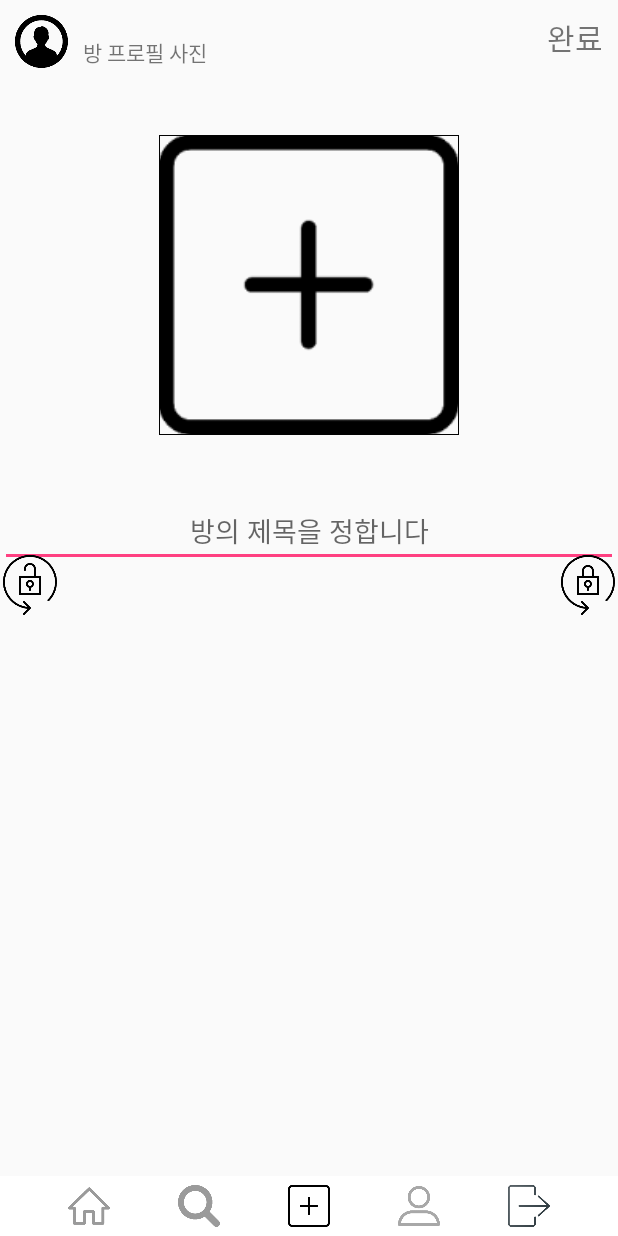
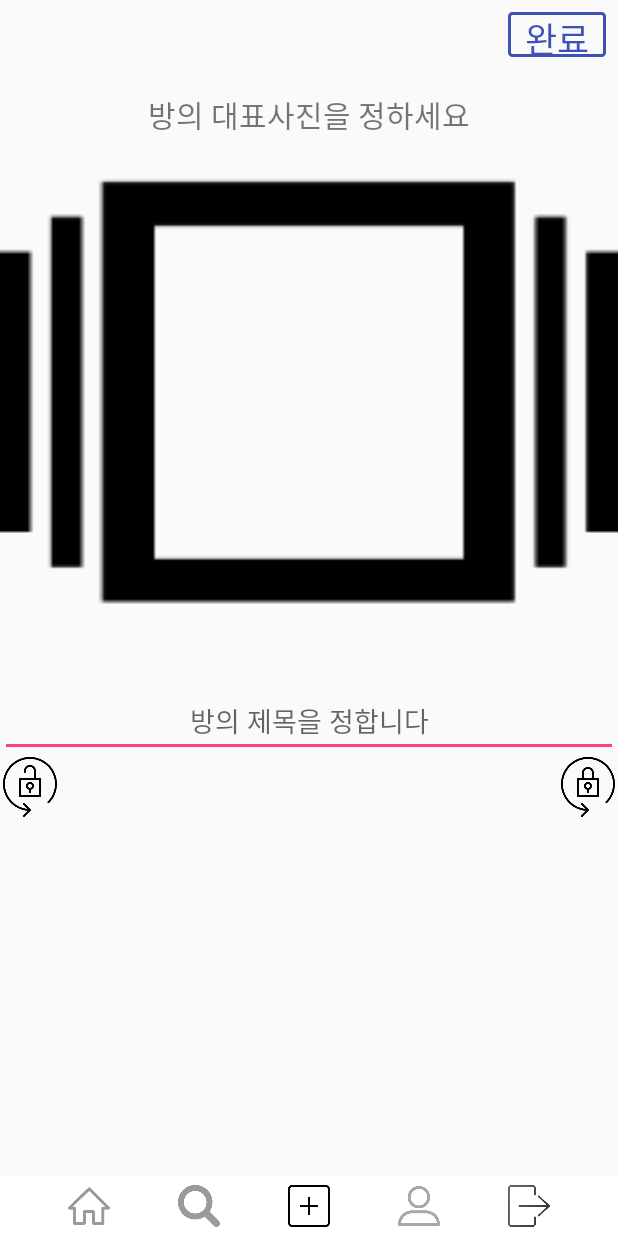
Before and after one commit to ChoeJaeyoung/Lovss-android-app-Project, an Android app: the upload_Activity screen opened directly, with no data from a screen before it, on a phone screen of 412 x 824 dp. Run offline under Robolectric (Android 15) with nearby library versions, the phone set to English and light mode, and no system bars; our stand-ins replace ButterKnife; libraries missing offline, so code that uses them is left out: com.gun0912.tedpermission; pictures from the network do not load.

Commit message:
레이아웃 수정

```diff
--- /dev/null
+++ b/app/src/main/res/drawable/square2.xml
@@ -0,0 +1,10 @@
+<?xml version="1.0" encoding="utf-8"?>
+<shape xmlns:android="http://schemas.android.com/apk/res/android"
+    android:shape="rectangle">
+    <stroke
+        android:color="@color/colorPrimary"
+        android:width="2dp"/>
+    <corners
+        android:radius="2dp"/>
+
+</shape>
--- a/app/src/main/res/layout/activity_upload.xml
+++ b/app/src/main/res/layout/activity_upload.xml
@@ -8,48 +8,34 @@
     tools:context="kr.co.ezenac.cjy.teamproject.upload_Activity">
 
 
-
-    <ImageView
-        android:id="@+id/btn_titleImg"
-        android:layout_width="35dp"
-        android:layout_height="35dp"
-        android:background="@drawable/user_avatar"
-        android:layout_margin="10dp"
-        />
-    <TextView
-        android:layout_width="wrap_content"
-        android:layout_height="wrap_content"
-        android:text="방 프로필 사진"
-        android:layout_toRightOf="@id/btn_titleImg"
-        android:layout_alignBottom="@id/btn_titleImg"
-        />
-
     <TextView
         android:id="@+id/btn_upload"
-        android:layout_width="wrap_content"
-        android:layout_height="wrap_content"
+        android:layout_width="65dp"
+        android:layout_height="30dp"
         android:layout_alignParentRight="true"
         android:text="완료"
-        android:textSize="20dp"
-        android:layout_margin="10dp"
+        android:textSize="23dp"
+        android:gravity="center"
+        android:background="@drawable/square2"
+        android:textColor="@color/colorPrimary"
+        android:layout_margin="8dp"
         />
 
     <EditText
         android:id="@+id/text_title"
         android:layout_width="match_parent"
         android:layout_height="wrap_content"
-        android:layout_marginTop="40dp"
+        android:layout_marginTop="20dp"
         android:gravity="center"
         android:hint="방의 제목을 정합니다"
-        android:layout_below="@id/img_add"
+        android:layout_below="@id/linear_photo"
         />
 
     <Button
         android:id="@+id/btn_open_room"
-        android:layout_below="@id/img_add"
+        android:layout_below="@id/text_title"
         android:layout_width="40dp"
         android:layout_height="40dp"
-        android:layout_marginTop="80dp"
         android:gravity="center"
         android:background="@drawable/unlock_before"
 
@@ -57,30 +43,37 @@
 
     <Button
         android:id="@+id/btn_hidden_room"
-        android:layout_below="@id/img_add"
+        android:layout_below="@id/text_title"
         android:layout_width="40dp"
         android:layout_height="40dp"
-        android:layout_marginTop="80dp"
         android:layout_alignParentRight="true"
-        android:gravity="center"
         android:background="@drawable/lock_before"
 
         />
 
 
+    <LinearLayout
+        android:id="@+id/linear_photo"
+        android:layout_width="match_parent"
+        android:layout_height="wrap_content"
+        android:orientation="vertical"
+        android:layout_below="@+id/btn_upload"
+        android:gravity="center">
+    <TextView
+        android:layout_width="wrap_content"
+        android:layout_height="25dp"
+        android:text="방의 대표사진을 정하세요"
+        android:textSize="20dp"
+        android:layout_marginTop="15dp"
+        />
     <ImageView
-        android:layout_below="@id/btn_upload"
-        android:background="@drawable/add"
         android:id="@+id/img_add"
-        android:layout_centerHorizontal="true"
-        android:layout_marginTop="40dp"
-        android:layout_width="200dp"
-        android:layout_height="200dp"
-        android:src="@drawable/image_border"
-        />
-
-
-
+        android:layout_width="match_parent"
+        android:layout_height="350dp"
+        android:layout_alignParentStart="true"
+        android:layout_below="@+id/btn_upload"
+        android:background="@drawable/albums"></ImageView>
+    </LinearLayout>
 
     <LinearLayout
         android:layout_width="match_parent"
--- a/app/src/main/res/layout/activity_upload_photo.xml
+++ b/app/src/main/res/layout/activity_upload_photo.xml
@@ -8,8 +8,8 @@
         android:id="@+id/linear_room_topBar1"
         android:layout_width="match_parent"
         android:layout_height="30dp"
-        android:background="@color/ultraViolet">
-
+        android:background="@color/ultraViolet"
+        android:orientation="vertical">
     </LinearLayout>
 
     <GridView
```
Also changed, not shown: app/src/main/java/kr/co/ezenac/cjy/teamproject/RoomActivity.java (+40 -0 lines), app/src/main/res/layout/activity_room.xml (+37 -26 lines), app/src/main/res/layout/activity_upload_img.xml (+10 -26 lines), app/src/main/res/drawable-xxxhdpi/albums.png (added), app/src/main/res/drawable-xxxhdpi/delete_room.png (added), app/src/main/res/drawable-xxxhdpi/gallery.png (added), app/src/main/res/drawable-xxxhdpi/list2.png (added), app/src/main/res/drawable-xxxhdpi/list3.png (added), app/src/main/res/drawable-xxxhdpi/list_1.png (added), app/src/main/res/drawable-xxxhdpi/membership.png (added), app/src/main/res/drawable-xxxhdpi/room_out.png (added), app/src/main/res/drawable-xxxhdpi/square.png (added).
